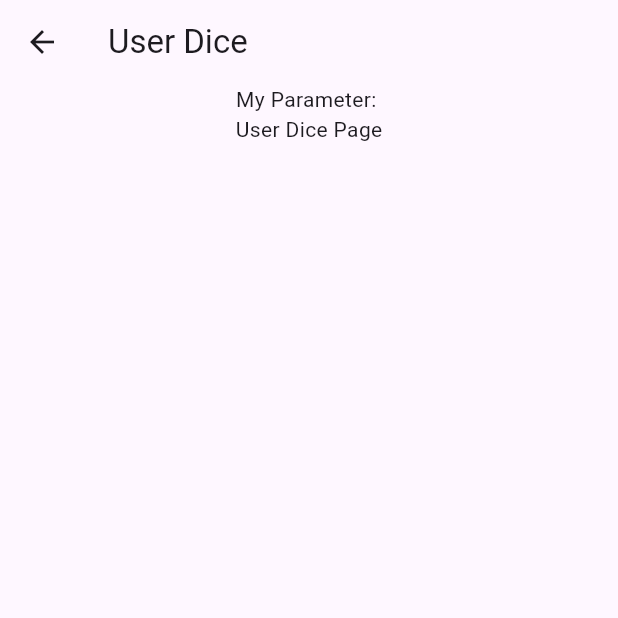
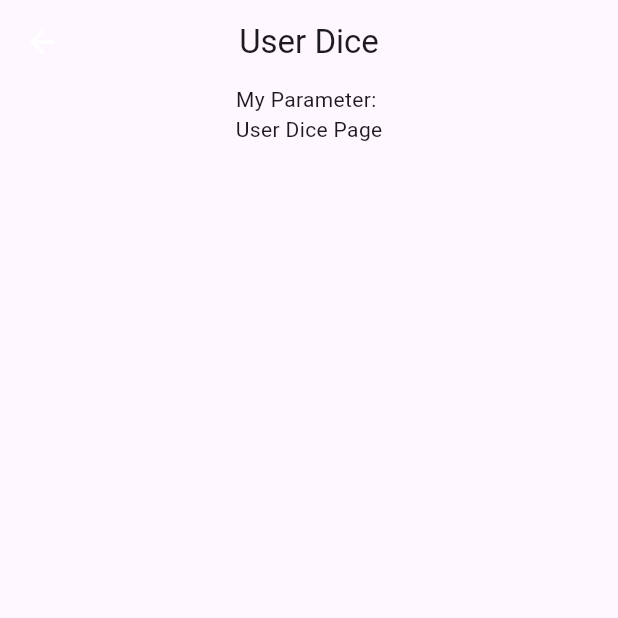
Before and after one commit to yasinertekin/dice_game, a Flutter app: the _UserDiceView screen opened directly with empty values, on a phone screen of 412 x 824 dp, the top half of it. Run offline on Flutter 3.47's test engine with Material 3 defaults, Android fonts, the phone set to English and light mode, and no system bars; our stand-ins replace auto_route, equatable, flutter_bloc, flutter_svg, google_fonts; missing offline and left inert: kartal.

Commit message:
Add custom app bar and card themes

```diff
--- a/lib/product/initialize/theme/custom_theme.dart
+++ b/lib/product/initialize/theme/custom_theme.dart
@@ -11,6 +11,8 @@ final class CustomTheme implements AppTheme {
         bottomAppBarTheme: bottomAppBarTheme,
         colorScheme: ColorScheme.fromSeed(seedColor: Colors.deepPurple),
         useMaterial3: true,
+        appBarTheme: appBarTheme,
+        cardTheme: cardTheme,
       );
   @override
   TextTheme get textTheme => GoogleFonts.aDLaMDisplayTextTheme();
@@ -21,4 +23,28 @@ final class CustomTheme implements AppTheme {
         surfaceTintColor: ProjectColor.transparent.toColor,
         elevation: 0,
       );
+
+  @override
+  AppBarTheme get appBarTheme => AppBarTheme(
+        backgroundColor: ProjectColor.transparent.toColor,
+        elevation: 0,
+        centerTitle: true,
+        scrolledUnderElevation: 0,
+        iconTheme: IconThemeData(
+          color: ProjectColor.white.toColor,
+        ),
+      );
+
+  @override
+  CardTheme get cardTheme => CardTheme(
+        color: ProjectColor.transparent.toColor,
+        elevation: 0,
+        shape: RoundedRectangleBorder(
+          borderRadius: BorderRadius.circular(20),
+          side: BorderSide(
+            color: ProjectColor.white.toColor,
+            width: 4,
+          ),
+        ),
+      );
 }
```
